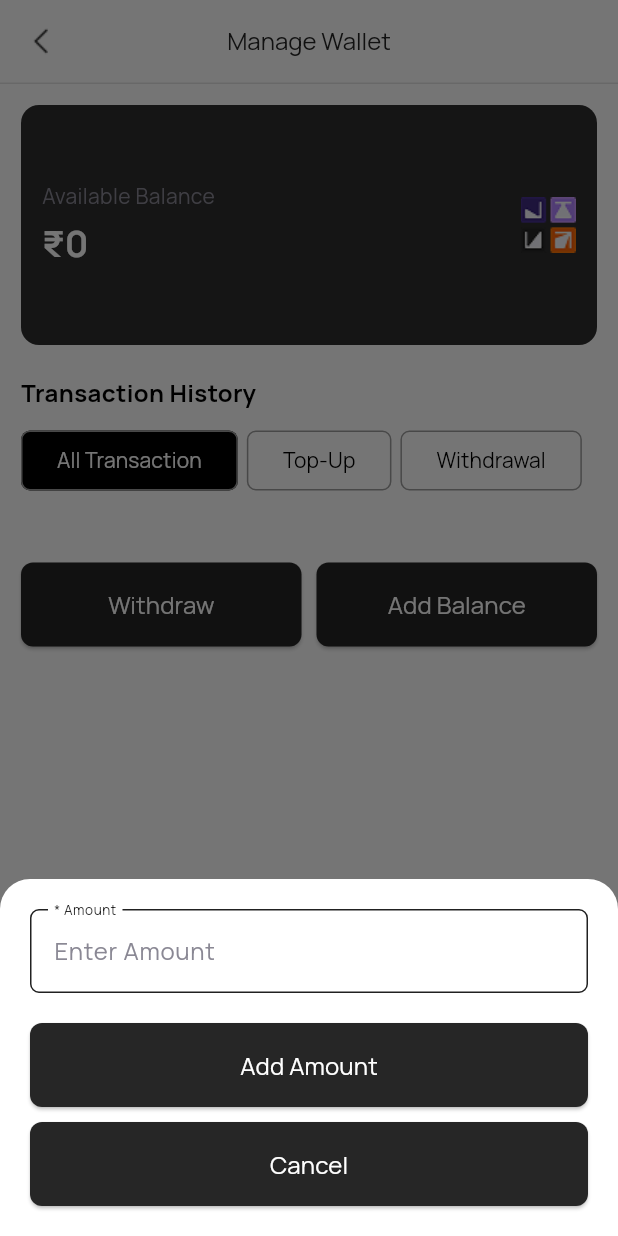
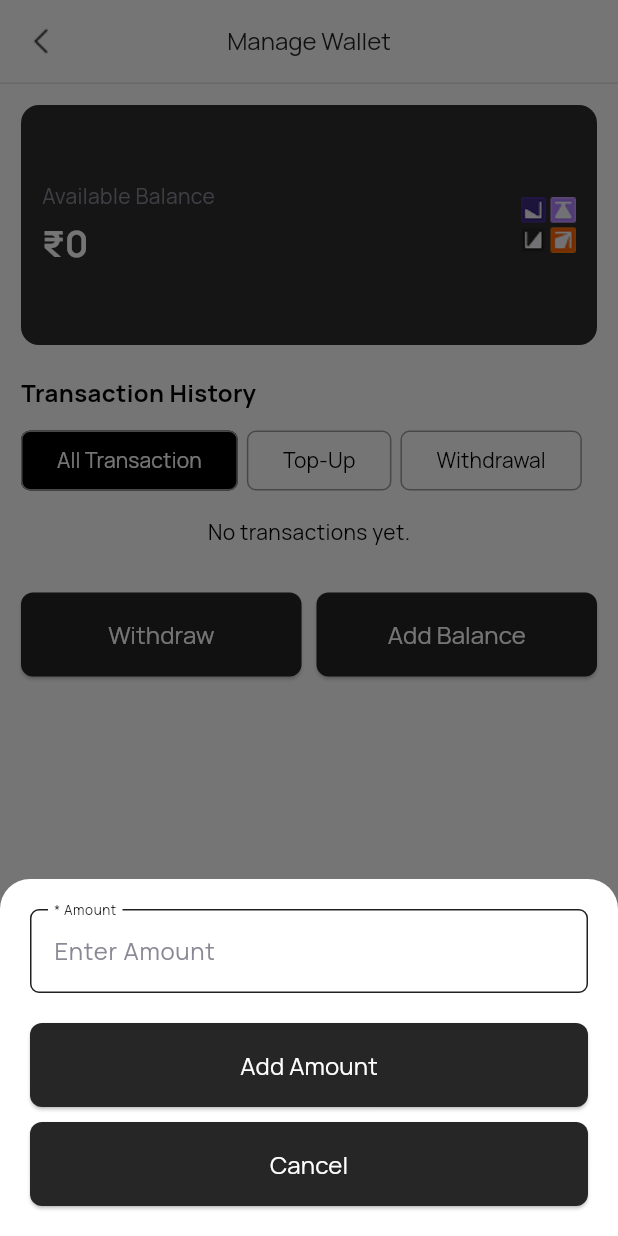
Before and after one commit to Sivareddy0506/FE_JUCTION_TEST, a Flutter app: the WalletPage screen opened directly, after a tap on "Add Balance", on a phone screen of 412 x 824 dp. Run offline on Flutter 3.47's test engine with Material 3 defaults, Android fonts, the phone set to English and light mode, and no system bars; our stand-ins replace carousel_slider, cloud_firestore, connectivity_plus, firebase_auth, firebase_core, firebase_storage and 8 more; missing offline and left inert: razorpay_flutter; accounts and stored records are empty; network calls fail.

Commit message:
razorpay working fine

```diff
--- a/lib/screens/profile/wallet/wallet.dart
+++ b/lib/screens/profile/wallet/wallet.dart
@@ -3,10 +3,11 @@ import 'package:flutter/material.dart';
 import 'package:razorpay_flutter/razorpay_flutter.dart';
 import 'package:http/http.dart' as http;
 import 'package:shared_preferences/shared_preferences.dart';
+import 'package:intl/intl.dart';
+
 import '../../../widgets/custom_appbar.dart';
 import '../../../widgets/app_button.dart';
 import '../../../widgets/form_text.dart';
-import 'package:intl/intl.dart';
 
 class WalletPage extends StatefulWidget {
   const WalletPage({super.key});
@@ -22,11 +23,12 @@ class _WalletPageState extends State<WalletPage> with SingleTickerProviderStateM
   int? _lastPaymentAmount;
 
   int walletBalance = 0;
-  List transactions = [];
+  List<Map<String, dynamic>> transactions = [];
   String activeTab = 'all';
 
+  bool _isLoading = true;
+
   final TextEditingController _amountController = TextEditingController();
-
   final GlobalKey<AnimatedListState> _listKey = GlobalKey<AnimatedListState>();
 
   @override
@@ -34,7 +36,6 @@ class _WalletPageState extends State<WalletPage> with SingleTickerProviderStateM
     super.initState();
     _initRazorpay();
     _loadAuthData();
-    _fetchWalletData();
   }
 
   void _initRazorpay() {
@@ -46,14 +47,24 @@ class _WalletPageState extends State<WalletPage> with SingleTickerProviderStateM
 
   Future<void> _loadAuthData() async {
     final prefs = await SharedPreferences.getInstance();
+    final savedToken = prefs.getString("authToken");
+    final savedBuyerId = prefs.getString("userId");
+
+    if (savedToken != null && savedBuyerId != null) {
       setState(() {
-      token = prefs.getString("authToken");
-      buyerId = prefs.getString("userId");
+        token = savedToken;
+        buyerId = savedBuyerId;
       });
+      await _fetchWalletData();
+    } else {
+      setState(() => _isLoading = false);
+    }
   }
 
   Future<void> _fetchWalletData() async {
     if (buyerId == null || token == null) return;
+
+    setState(() => _isLoading = true);
 
     try {
       final res = await http.get(
@@ -64,12 +75,18 @@ class _WalletPageState extends State<WalletPage> with SingleTickerProviderStateM
       if (res.statusCode == 200) {
         final data = jsonDecode(res.body);
         setState(() {
-          walletBalance = data['walletBalance'] ?? 0;
-          transactions = data['transactions'] ?? [];
+          walletBalance = (data['walletBalance'] as num).toInt();
+          transactions = (data['transactions'] as List)
+              .map<Map<String, dynamic>>((txn) => Map<String, dynamic>.from(txn))
+              .toList();
+          _isLoading = false;
         });
+      } else {
+        setState(() => _isLoading = false);
       }
     } catch (e) {
       debugPrint("Error fetching wallet data: $e");
+      setState(() => _isLoading = false);
     }
   }
 
@@ -131,13 +148,14 @@ class _WalletPageState extends State<WalletPage> with SingleTickerProviderStateM
     if (res.statusCode == 201) {
       final data = jsonDecode(res.body);
 
-      // Update wallet balance instantly
       setState(() {
-        walletBalance = data['updatedWalletBalance'];
+        walletBalance = (data['updatedWalletBalance'] as num).toInt();
       });
 
-      // Add new transaction at top of the list with animation
-      transactions.insert(0, data['transaction']);
+      final txn = Map<String, dynamic>.from(data['transaction']);
+      txn['creditDebitStatus'] = 'credit'; // ensure top-up is credit
+
+      transactions.insert(0, txn);
       _listKey.currentState?.insertItem(0);
 
       ScaffoldMessenger.of(context).showSnackBar(
@@ -223,7 +241,16 @@ class _WalletPageState extends State<WalletPage> with SingleTickerProviderStateM
     );
   }
 
-  Widget _buildTransactionItem(Map txn, Animation<double> animation) {
+  List<Map<String, dynamic>> _filteredTransactions() {
+    return transactions.where((txn) {
+      if (activeTab == 'all') return true;
+      if (activeTab == 'topup' && txn['creditDebitStatus'] == 'credit') return true;
+      if (activeTab == 'withdrawal' && txn['creditDebitStatus'] == 'debit') return true;
+      return false;
+    }).toList();
+  }
+
+  Widget _buildTransactionItem(Map<String, dynamic> txn, Animation<double> animation) {
     final isCredit = txn['creditDebitStatus'] == 'credit';
     final amountPrefix = isCredit ? '+ ₹' : '- ₹';
     final icon = isCredit ? Icons.arrow_upward : Icons.arrow_downward;
@@ -262,9 +289,13 @@ class _WalletPageState extends State<WalletPage> with SingleTickerProviderStateM
 
   @override
   Widget build(BuildContext context) {
+    final filteredTransactions = _filteredTransactions();
+
     return Scaffold(
       appBar: const CustomAppBar(title: "Manage Wallet"),
-      body: RefreshIndicator(
+      body: _isLoading
+          ? const Center(child: CircularProgressIndicator())
+          : RefreshIndicator(
               onRefresh: _fetchWalletData,
               child: LayoutBuilder(
                 builder: (context, constraints) => SingleChildScrollView(
@@ -312,23 +343,15 @@ class _WalletPageState extends State<WalletPage> with SingleTickerProviderStateM
                           ),
                         ),
                         const SizedBox(height: 14),
-                  AnimatedList(
+                        filteredTransactions.isEmpty
+                            ? const Center(child: Text("No transactions yet."))
+                            : AnimatedList(
                                 key: _listKey,
                                 shrinkWrap: true,
                                 physics: const NeverScrollableScrollPhysics(),
-                    initialItemCount: transactions
-                        .where((txn) =>
-                            activeTab == 'all' ||
-                            (activeTab == 'topup' && txn['creditDebitStatus'] == 'credit') ||
-                            (activeTab == 'withdrawal' && txn['creditDebitStatus'] == 'debit'))
-                        .length,
+                                initialItemCount: filteredTransactions.length,
                                 itemBuilder: (context, index, animation) {
-                      final txn = transactions
-                          .where((txn) =>
-                              activeTab == 'all' ||
-                              (activeTab == 'topup' && txn['creditDebitStatus'] == 'credit') ||
-                              (activeTab == 'withdrawal' && txn['creditDebitStatus'] == 'debit'))
-                          .toList()[index];
+                                  final txn = filteredTransactions[index];
                                   return _buildTransactionItem(txn, animation);
                                 },
                               ),
```
Lines whose indentation alone changed are shown as unchanged.
